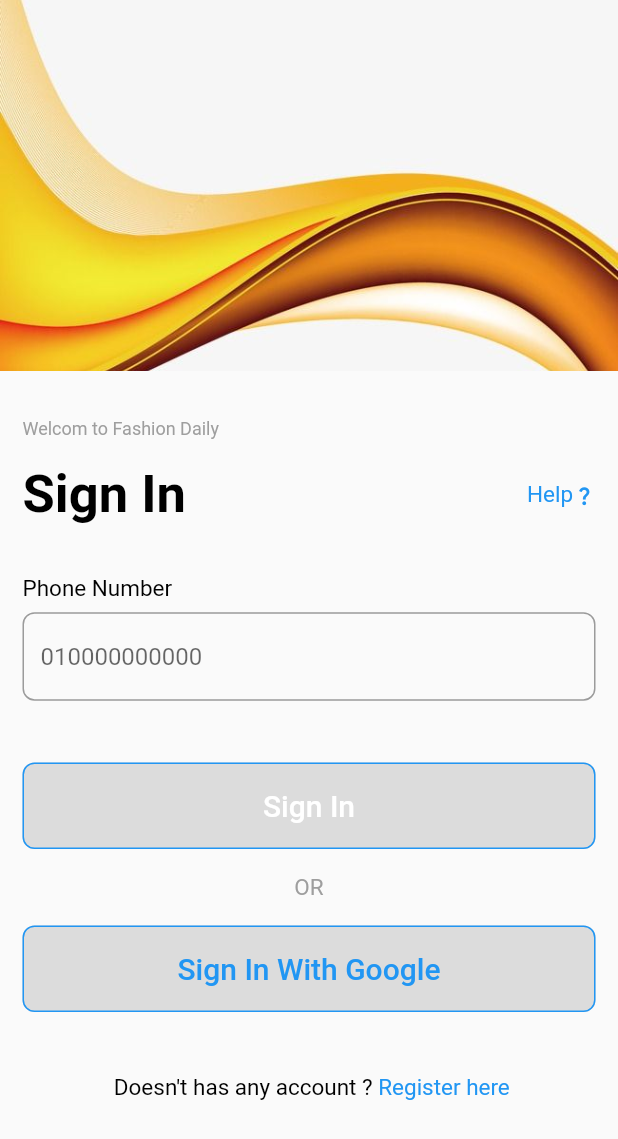
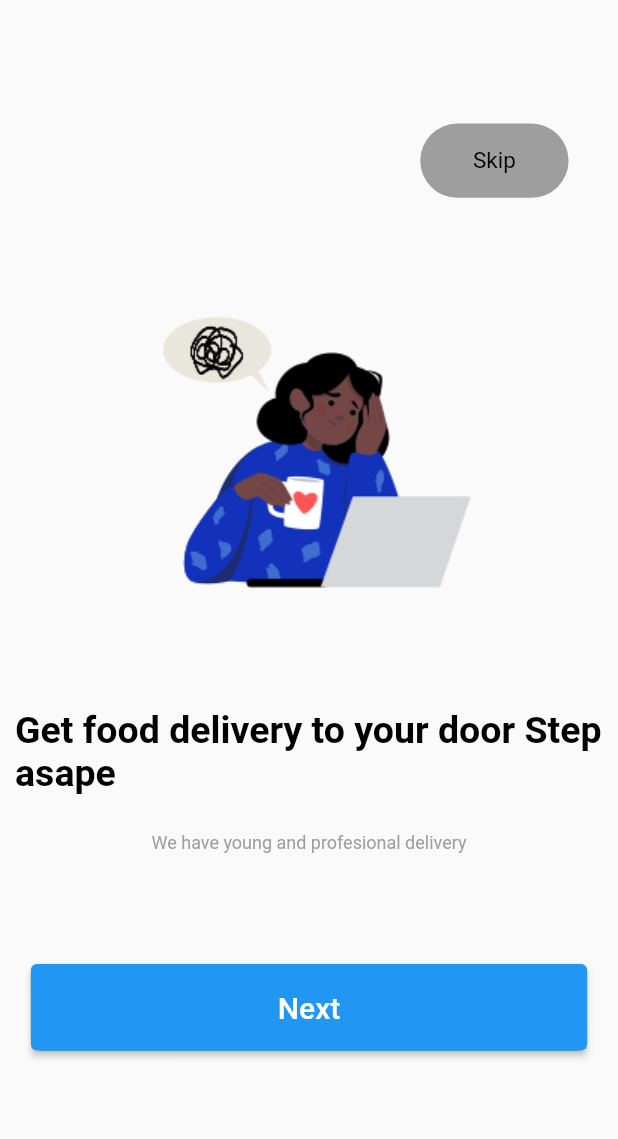
Before and after one commit to atharhasan/Task1_Algoriza, a Flutter app: the screen it shows after launch, on a phone screen of 412 x 824 dp. Shown: the top 1139 px of the screen. Run offline on Flutter 3.47's test engine with Material 2 defaults, Android fonts, the phone set to English and light mode, and no system bars.

Commit message:
second commit

```diff
--- a/lib/app_route.dart
+++ b/lib/app_route.dart
@@ -1,5 +1,6 @@
 import 'package:flutter/material.dart';
 import 'package:task1_algoriza/constants/String.dart';
+import 'package:task1_algoriza/screens/on_boarding.dart';
 import 'package:task1_algoriza/screens/register_screen.dart';
 
 import 'screens/login_screen.dart';
@@ -8,6 +9,10 @@ class AppRoute {
   // ignore: body_might_complete_normally_nullable
   Route? generateRoute(RouteSettings settings) {
     switch (settings.name) {
+      case onBoarding:
+        return MaterialPageRoute(
+            builder: (BuildContext context) => const OnBoarding());
+
       case loginScreen:
         return MaterialPageRoute(
             builder: (BuildContext context) => const LoginScreen());
--- a/lib/constants/String.dart
+++ b/lib/constants/String.dart
@@ -1,4 +1,3 @@
-import 'package:task1_algoriza/screens/login_screen.dart';
-
-const loginScreen = '/';
+const onBoarding = '/';
+const loginScreen = '/login_screen';
 const registerScreen = '/register_screen';
--- a/lib/screens/on_boarding.dart
+++ b/lib/screens/on_boarding.dart
@@ -0,0 +1,46 @@
+import 'package:flutter/material.dart';
+import 'package:task1_algoriza/constants/String.dart';
+import 'package:task1_algoriza/widgets/custom_btn.dart';
+import 'package:task1_algoriza/widgets/custom_page_view.dart';
+import 'package:task1_algoriza/widgets/custom_text.dart';
+
+class OnBoarding extends StatelessWidget {
+  const OnBoarding({Key? key}) : super(key: key);
+
+  @override
+  Widget build(BuildContext context) {
+    double height = MediaQuery.of(context).size.height;
+    double width = MediaQuery.of(context).size.width;
+    return Scaffold(
+      body: Stack(
+        fit: StackFit.passthrough,
+        children: [
+          CustomPageView(),
+          Positioned(
+              top: height * 0.1,
+              right: height * 0.04,
+              child: Container(
+                  height: height * 0.06,
+                  width: width * 0.24,
+                  decoration: BoxDecoration(
+                      color: Colors.grey,
+                      borderRadius: BorderRadius.circular(30)),
+                  child: const Center(
+                      child: CustomText(txt: 'Skip', fontSize: 15)))),
+          Positioned(
+            bottom: height * 0.15,
+            right: width * 0.05,
+            left: width * 0.05,
+            child: CustomBtn(
+              txt: 'Next',
+              color: Colors.teal,
+              onPress: () {
+                Navigator.of(context).pushNamed(loginScreen);
+              },
+            ),
+          )
+        ],
+      ),
+    );
+  }
+}
--- a/lib/widgets/custom_btn.dart
+++ b/lib/widgets/custom_btn.dart
@@ -15,18 +15,17 @@ class CustomBtn extends StatelessWidget {
   Widget build(BuildContext context) {
     double height = MediaQuery.of(context).size.height;
     double width = MediaQuery.of(context).size.width;
-    return ElevatedButton(
-      onPressed: onPress,
-      style: ElevatedButton.styleFrom(
-          primary: color,
-          elevation: 5,
-          side: const BorderSide(color: Colors.blue),
-          minimumSize: Size(double.infinity, height * 0.07),
-          shape:
-              RoundedRectangleBorder(borderRadius: BorderRadius.circular(8))),
-      child: Text(
-        txt,
-        style: TextStyle(fontSize: 20, color: textColor ?? Colors.white),
+    return Container(
+      height: height * 0.07,
+      width: double.infinity,
+      decoration: BoxDecoration(
+          color: color ?? Colors.blue, borderRadius: BorderRadius.circular(8)),
+      child: ElevatedButton(
+        onPressed: onPress,
+        child: Text(
+          txt,
+          style: TextStyle(fontSize: 20, color: textColor ?? Colors.white),
+        ),
       ),
     );
   }
--- /dev/null
+++ b/lib/widgets/custom_page_view.dart
@@ -0,0 +1,74 @@
+import 'package:flutter/cupertino.dart';
+import 'package:flutter/material.dart';
+import 'package:flutter/src/foundation/key.dart';
+import 'package:flutter/src/widgets/framework.dart';
+import 'package:task1_algoriza/widgets/custom_text.dart';
+
+class CustomPageView extends StatelessWidget {
+  const CustomPageView({Key? key}) : super(key: key);
+
+  @override
+  Widget build(BuildContext context) {
+    double height = MediaQuery.of(context).size.height;
+    return PageView(
+      children: [
+        Padding(
+          padding: const EdgeInsets.all(10.0),
+          child: Column(
+            crossAxisAlignment: CrossAxisAlignment.center,
+            children: [
+              SizedBox(
+                height: height * 0.2,
+              ),
+              Image.asset('assets/images/onBoarding1.png'),
+              SizedBox(
+                height: height * 0.05,
+              ),
+              const CustomText(
+                txt: 'Get food delivery to your door Step asape',
+                fontSize: 25,
+                fontWeight: FontWeight.bold,
+              ),
+              SizedBox(
+                height: height * 0.03,
+              ),
+              const CustomText(
+                txt: 'We have young and profesional delivery',
+                fontSize: 12,
+                color: Colors.grey,
+              ),
+            ],
+          ),
+        ),
+        Padding(
+          padding: const EdgeInsets.all(10.0),
+          child: Column(
+            crossAxisAlignment: CrossAxisAlignment.center,
+            children: [
+              SizedBox(
+                height: height * 0.2,
+              ),
+              Image.asset('assets/images/onBoarding2.png'),
+              SizedBox(
+                height: height * 0.05,
+              ),
+              const CustomText(
+                txt: 'Buy any food from your favorite restaurant',
+                fontSize: 25,
+                fontWeight: FontWeight.bold,
+              ),
+              SizedBox(
+                height: height * 0.03,
+              ),
+              const CustomText(
+                txt: 'We have young and profesional delivery',
+                fontSize: 12,
+                color: Colors.grey,
+              ),
+            ],
+          ),
+        )
+      ],
+    );
+  }
+}
```
Also changed, not shown: assets/images/onBoarding1.png (added), assets/images/onBoarding2.png (added).
